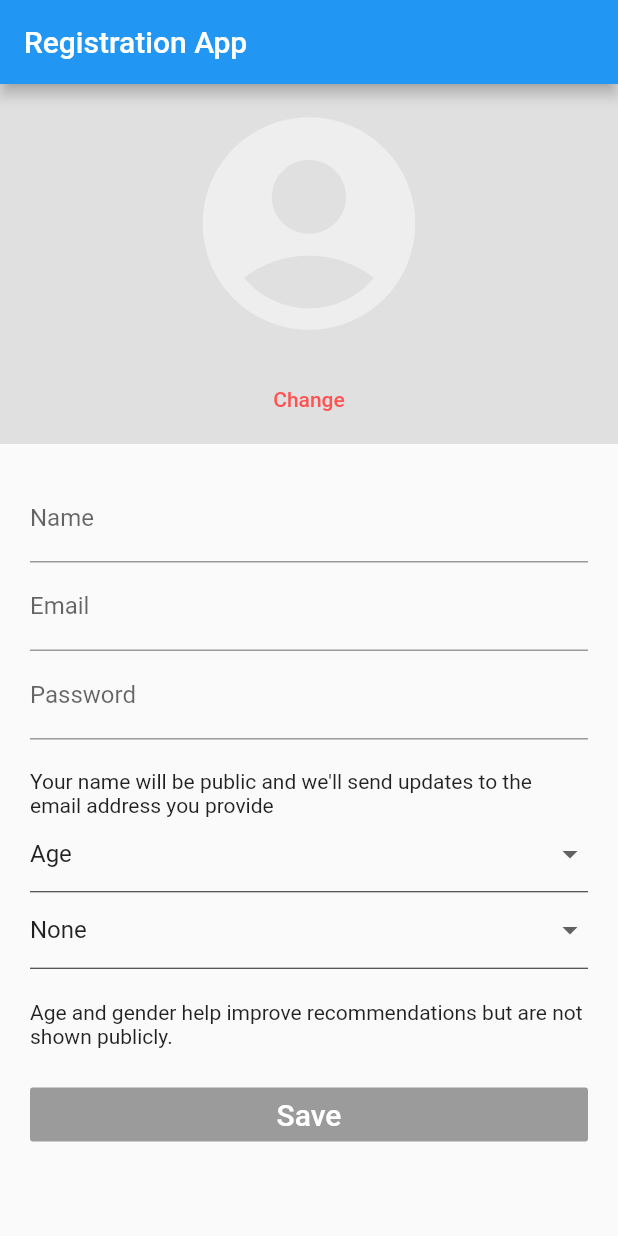
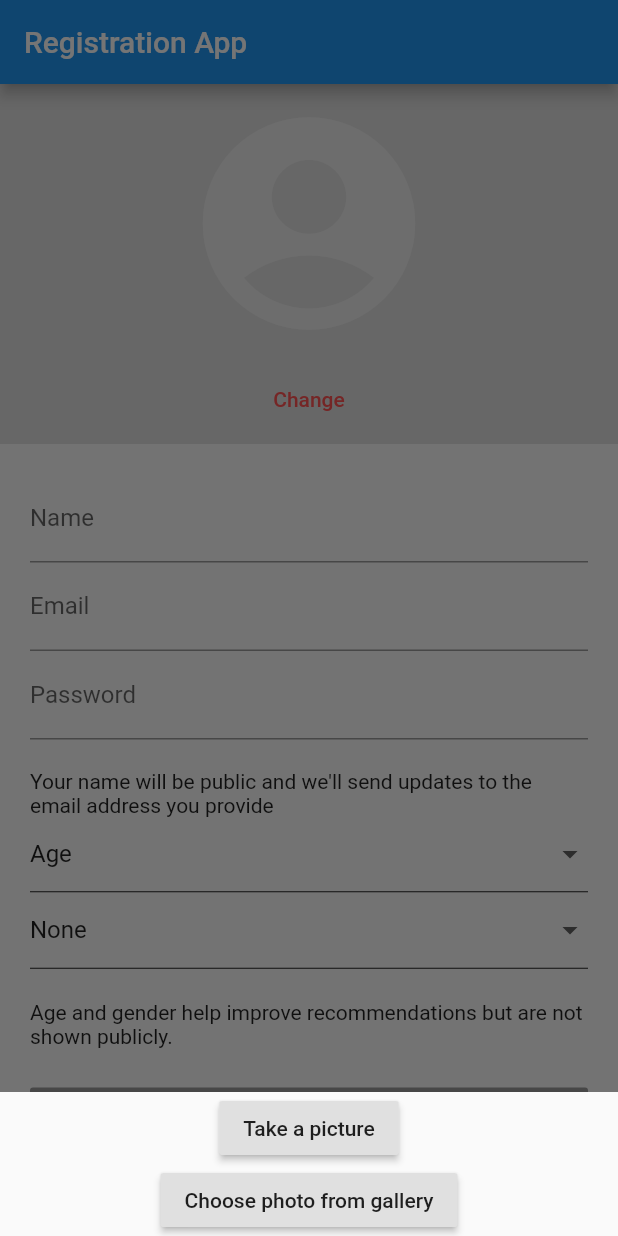
Before and after one commit to Algomoney/registration_app, a Flutter app: the screen it shows after launch, after a tap on the "account circle" icon, on a phone screen of 412 x 824 dp. Run offline on Flutter 3.47's test engine with Material 2 defaults, Android fonts, the phone set to English and light mode, and no system bars; our stand-ins replace image_picker, rxdart.

Commit message:
Updated profile photo to be a circle.

```diff
--- a/lib/src/blocs/bloc.dart
+++ b/lib/src/blocs/bloc.dart
@@ -1,8 +1,11 @@
 import 'dart:async';
+import 'dart:io';
 import 'package:rxdart/rxdart.dart';
 import 'validators.dart';
 
 class Bloc extends Object with Validators {
+  final _photo = BehaviorSubject<File>();
+  final _updatedPhoto = BehaviorSubject<File>();
   final _name = BehaviorSubject<String>();
   final _email = BehaviorSubject<String>();
   final _password = BehaviorSubject<String>();
@@ -15,6 +18,8 @@ class Bloc extends Object with Validators {
   List<String> genderList = ['Male', 'Female', 'None'];
 
   // Add data to Stream
+  Observable<File> get photo => _photo.stream;
+  Observable<File> get updatedPhoto => _updatedPhoto.stream;
   Stream<String> get name => _name.transform(validateName);
   Stream<String> get email => _email.transform(validateEmail);
   Stream<String> get password => _password.transform(validatePassword);
@@ -28,6 +33,8 @@ class Bloc extends Object with Validators {
       name, email, password, age, gender, (n, e, p, a, g) => true);
 
   // Change data
+  Function(File) get changePhoto => _photo.add;
+  Function(File) get updatePhoto => _updatedPhoto.add;
   Function(String) get changeName => _name.add;
   Function(String) get changeEmail => _email.add;
   Function(String) get changePassword => _password.add;
@@ -44,15 +51,17 @@ class Bloc extends Object with Validators {
 
   // Send data to API endpoint
   int registerUser() {
+    final validPhoto = _photo.value;
     final validName = _name.value;
     final validEmail = _email.value;
     final validPassword = _password.value;
     final selectedAge = _selectedAge.value;
     final selectedGender = _selectedGender.value;
 
+    print('Photo is: $validPhoto');
     print('Name is: $validName');
-    print('Name is: $validEmail');
-    print('Name is: $validPassword');
+    print('Email is: $validEmail');
+    print('Password is: $validPassword');
     print('Selected Age is: $selectedAge');
     print('Selected Gender is: $selectedGender');
 
@@ -60,6 +69,8 @@ class Bloc extends Object with Validators {
   }
 
   void dispose() {
+    _photo.close();
+    _updatedPhoto.close();
     _name.close();
     _email.close();
     _password.close();
--- a/lib/src/widgets/profile_picture_widget.dart
+++ b/lib/src/widgets/profile_picture_widget.dart
@@ -4,8 +4,13 @@ import 'package:flutter/material.dart';
 import 'package:image_picker/image_picker.dart';
 import '../blocs/provider.dart';
 
-class ProfilePictureWidget extends StatelessWidget {
+class ProfilePictureWidget extends StatefulWidget {
+  createState() => _ProfilePictureWidget();
+}
+
+class _ProfilePictureWidget extends State<ProfilePictureWidget> {
   File _image;
+  File file;
   @override
   Widget build(BuildContext context) {
     final bloc = Provider.of(context);
@@ -26,15 +31,31 @@ class ProfilePictureWidget extends StatelessWidget {
 
   Widget buildProfileArea(Bloc bloc, BuildContext context) {
     return Column(
-      crossAxisAlignment: CrossAxisAlignment.stretch,
+      crossAxisAlignment: CrossAxisAlignment.center,
       children: <Widget>[
-        IconButton(
+        _image == null
+            ? IconButton(
                 iconSize: 170.0,
                 icon: Icon(
                   Icons.account_circle,
                   color: Colors.grey[200],
                 ),
-          onPressed: () => chooseCameraPhoto(bloc),
+                onPressed: () => showPhotoSelector(context, bloc),
+              )
+            : GestureDetector(
+                onTap: () => showPhotoSelector(context, bloc),
+                child: Container(
+                  margin: EdgeInsets.only(top: 10.0),
+                  width: 170.0,
+                  height: 170.0,
+                  decoration: BoxDecoration(
+                    shape: BoxShape.circle,
+                    image: DecorationImage(
+                      fit: BoxFit.fill,
+                      image: FileImage(file),
+                    ),
+                  ),
+                ),
               ),
         FlatButton(
           child: Text(
@@ -47,8 +68,8 @@ class ProfilePictureWidget extends StatelessWidget {
     );
   }
 
-  Future<Widget> showPhotoSelector(BuildContext context, Bloc bloc) {
-    final s = showModalBottomSheet(
+  Future<dynamic> showPhotoSelector(BuildContext context, Bloc bloc) {
+    return showModalBottomSheet(
         context: context,
         builder: (BuildContext context) {
           return Row(
@@ -66,7 +87,14 @@ class ProfilePictureWidget extends StatelessWidget {
                     ),
                     RaisedButton(
                       child: Text('Choose photo from gallery'),
-                      onPressed: () {
+                      onPressed: () async {
+                        _image = await ImagePicker.pickImage(
+                            source: ImageSource.gallery);
+                        setState(() {
+                          file = _image;
+                        });
+                        bloc.changePhoto(_image);
+
                         choosePhotoGalleryPhoto(bloc);
                         Navigator.of(context).pop();
                       },
@@ -77,17 +105,57 @@ class ProfilePictureWidget extends StatelessWidget {
             ],
           );
         });
-
-    return s;
   }
 
-  Future<File> chooseCameraPhoto(Bloc bloc) async {
-    var image = await ImagePicker.pickImage(source: ImageSource.camera);
-    _image = image;
+  chooseCameraPhoto(Bloc bloc) async {
+//    return StreamBuilder<Future<File>>(
+//      stream: bloc.photo,
+//      builder: (BuildContext context, AsyncSnapshot<Future<File>> snapshot) {
+//        print('image: ${snapshot.data}');
+//        var image = ImagePicker.pickImage(source: ImageSource.camera);
+//        return FutureBuilder<File>(
+//          future: image,
+//          builder: (BuildContext context, AsyncSnapshot<File> photoSnapshot) {
+//            bloc.changePhoto(image);
+//          },
+//        );
+//      },
+//    );
   }
 
-  Future<File> choosePhotoGalleryPhoto(Bloc bloc) async {
-    var image = await ImagePicker.pickImage(source: ImageSource.gallery);
-    _image = image;
+  Widget choosePhotoGalleryPhoto(Bloc bloc) {
+    //bloc.updatedPhoto.listen((data) => _image = data);
+    return StreamBuilder<File>(
+      stream: bloc.photo,
+      builder: (BuildContext context, AsyncSnapshot<File> snapshot) {
+        if (!snapshot.hasData) {
+          print('Loading');
+          return Text('Loading...');
+        }
+
+        bloc.changePhoto(_image);
+        print(bloc.photo.first);
+        //bloc.updatePhoto(file);
+        //bloc.updatedPhoto.listen((d) => _image = d);
+        //var i = snapshot.data.path;
+        //print(i);
+
+//        return FutureBuilder<File>(
+//          future: i,
+//          builder: (BuildContext context, AsyncSnapshot<File> photoSnapshot) {
+//            if (!photoSnapshot.hasData) {
+//              print('No image');
+//            }
+//            bloc.updatedPhoto.listen((f) => file = f);
+//            return Image.file(photoSnapshot.data);
+//          },
+//        );
+
+//        bloc.updatedPhoto.listen((f) => _image = f);
+//        print(snapshot.data.path);
+//        //_image = snapshot.data;
+//        return Image.file(snapshot.data);
+      },
+    );
   }
 }
```
Lines whose indentation alone changed are shown as unchanged.
